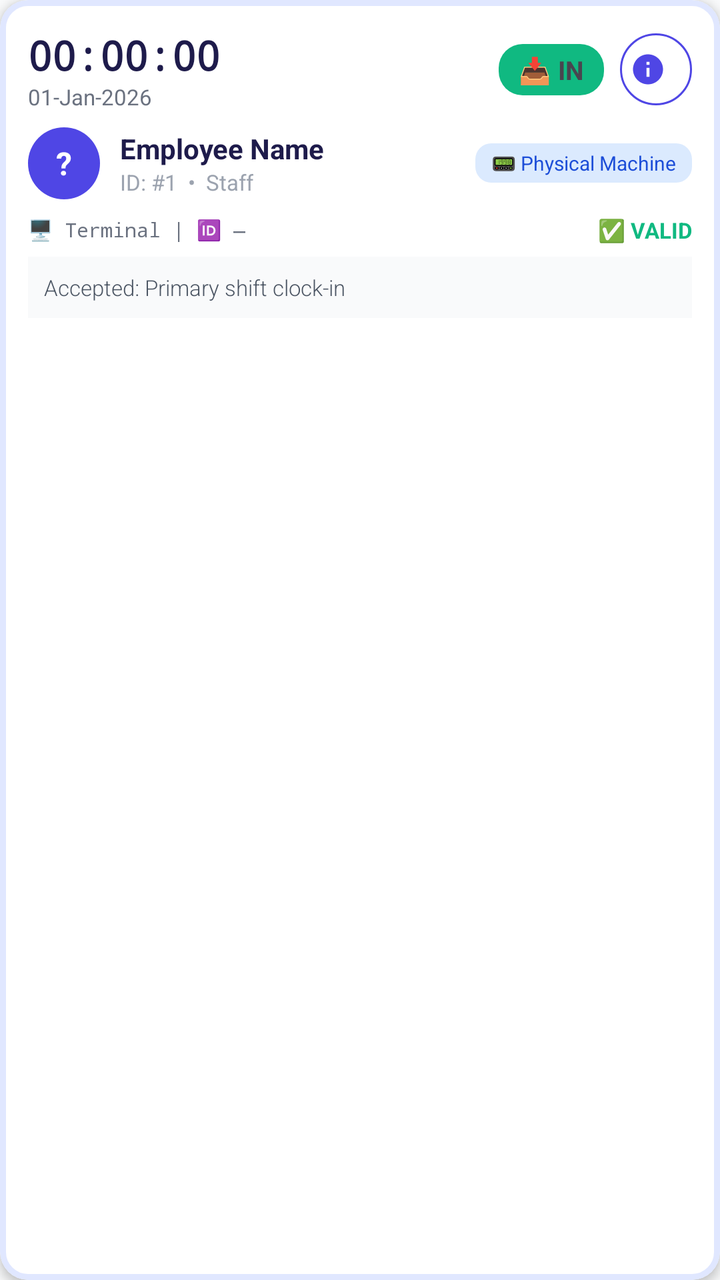
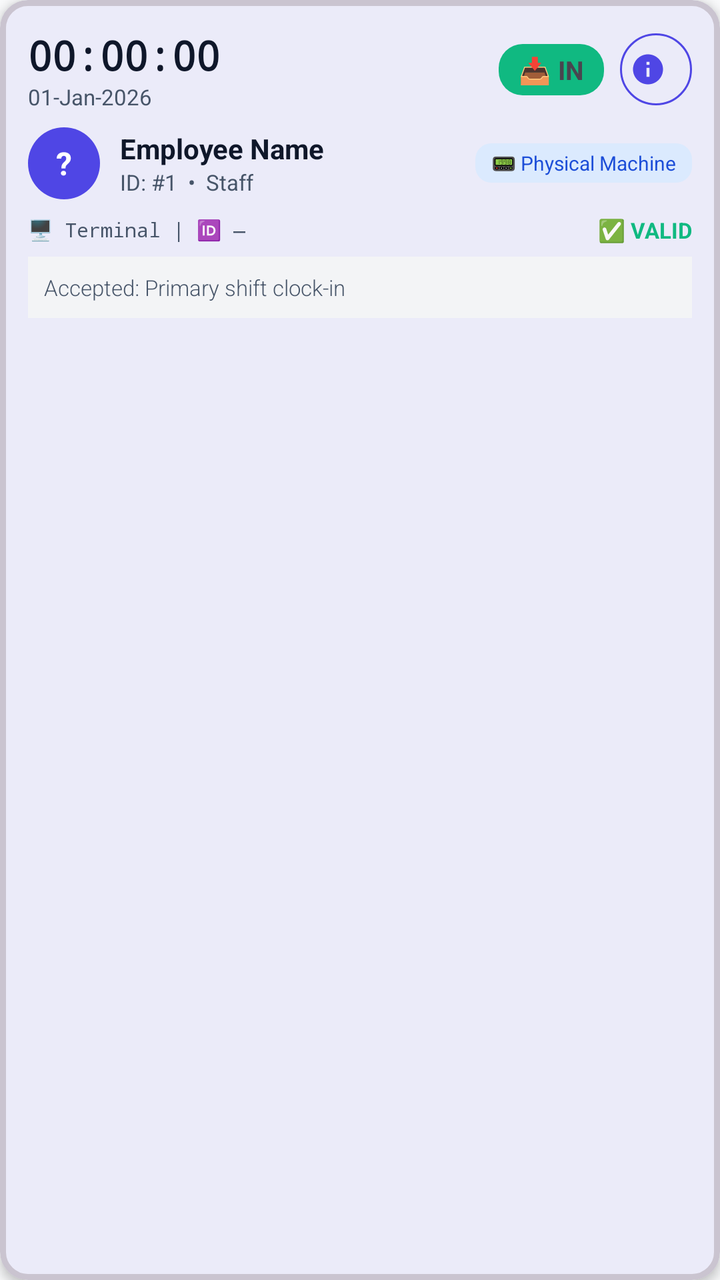

Compare the two renders of this Android layout. The source of the first and the diff that turns it into the second are given below.
<!-- AndroidManifest.xml: application theme Theme.Biometric -->
<!-- res/layout/item_raw_punch_card.xml -->
<?xml version="1.0" encoding="utf-8"?>
<com.google.android.material.card.MaterialCardView
    xmlns:android="http://schemas.android.com/apk/res/android"
    xmlns:app="http://schemas.android.com/apk/res-auto"
    android:id="@+id/cardPunchItem"
    android:layout_width="match_parent"
    android:layout_height="wrap_content"
    android:layout_marginBottom="8dp"
    android:clickable="true"
    android:focusable="true"
    app:cardCornerRadius="14dp"
    app:cardElevation="3dp"
    app:cardBackgroundColor="#FFFFFF"
    app:strokeWidth="3dp"
    app:strokeColor="#E0E7FF">

    <LinearLayout
        android:layout_width="match_parent"
        android:layout_height="wrap_content"
        android:orientation="vertical"
        android:padding="14dp">

        
        <LinearLayout
            android:layout_width="match_parent"
            android:layout_height="wrap_content"
            android:orientation="horizontal"
            android:gravity="center_vertical"
            android:layout_marginBottom="8dp">

            
            <LinearLayout
                android:layout_width="0dp"
                android:layout_height="wrap_content"
                android:layout_weight="1"
                android:orientation="vertical">

                <TextView
                    android:id="@+id/tvPunchTimestamp"
                    android:layout_width="wrap_content"
                    android:layout_height="wrap_content"
                    android:text="00:00:00"
                    android:textSize="20sp"
                    android:textStyle="bold"
                    android:fontFamily="monospace"
                    android:textColor="#1E1B4B" />

                <TextView
                    android:id="@+id/tvPunchDate"
                    android:layout_width="wrap_content"
                    android:layout_height="wrap_content"
                    android:text="01-Jan-2026"
                    android:textSize="11sp"
                    android:textColor="#6B7280" />
            </LinearLayout>

            
            <TextView
                android:id="@+id/tvPunchDirection"
                android:layout_width="wrap_content"
                android:layout_height="wrap_content"
                android:text="📥 IN"
                android:textSize="13sp"
                android:textStyle="bold"
                android:background="@drawable/badge_bg_green"
                android:paddingHorizontal="10dp"
                android:paddingVertical="4dp"
                android:layout_marginEnd="8dp" />

            
            <com.google.android.material.button.MaterialButton
                android:id="@+id/btnInspectPunch"
                style="@style/Widget.Material3.Button.OutlinedButton.Icon"
                android:layout_width="36dp"
                android:layout_height="36dp"
                android:minWidth="0dp"
                android:minHeight="0dp"
                android:insetTop="0dp"
                android:insetBottom="0dp"
                android:insetLeft="0dp"
                android:insetRight="0dp"
                android:contentDescription="Inspect punch"
                app:icon="@drawable/ic_info"
                app:iconSize="18dp"
                app:iconGravity="textStart"
                app:iconPadding="0dp"
                app:strokeColor="@color/colorPrimary" />
        </LinearLayout>

        
        <LinearLayout
            android:layout_width="match_parent"
            android:layout_height="wrap_content"
            android:orientation="horizontal"
            android:gravity="center_vertical"
            android:layout_marginBottom="8dp">

            
            <TextView
                android:id="@+id/tvPunchAvatar"
                android:layout_width="36dp"
                android:layout_height="36dp"
                android:text="?"
                android:textSize="16sp"
                android:textStyle="bold"
                android:textColor="#FFFFFF"
                android:gravity="center"
                android:background="@drawable/bg_circle_avatar"
                android:layout_marginEnd="10dp" />

            <LinearLayout
                android:layout_width="0dp"
                android:layout_height="wrap_content"
                android:layout_weight="1"
                android:orientation="vertical">

                <TextView
                    android:id="@+id/tvPunchEmpName"
                    android:layout_width="wrap_content"
                    android:layout_height="wrap_content"
                    android:text="Employee Name"
                    android:textSize="14sp"
                    android:textStyle="bold"
                    android:textColor="#1E1B4B"
                    android:maxLines="1"
                    android:ellipsize="end" />

                <TextView
                    android:id="@+id/tvPunchEmpMeta"
                    android:layout_width="wrap_content"
                    android:layout_height="wrap_content"
                    android:text="ID: #1  •  Staff"
                    android:textSize="11sp"
                    android:textColor="#9CA3AF" />
            </LinearLayout>

            
            <TextView
                android:id="@+id/tvPunchTier"
                android:layout_width="wrap_content"
                android:layout_height="wrap_content"
                android:text="📟 Physical Machine"
                android:textSize="10sp"
                android:textColor="#1D4ED8"
                android:background="@drawable/badge_bg_blue_light"
                android:paddingHorizontal="8dp"
                android:paddingVertical="3dp"
                android:maxLines="1" />
        </LinearLayout>

        
        <LinearLayout
            android:layout_width="match_parent"
            android:layout_height="wrap_content"
            android:orientation="horizontal"
            android:gravity="center_vertical"
            android:layout_marginBottom="6dp">

            <TextView
                android:id="@+id/tvPunchDeviceId"
                android:layout_width="0dp"
                android:layout_height="wrap_content"
                android:layout_weight="1"
                android:text="🖥 Terminal | 🆔 —"
                android:textSize="10sp"
                android:fontFamily="monospace"
                android:textColor="#6B7280"
                android:maxLines="1"
                android:ellipsize="end" />

            <TextView
                android:id="@+id/tvPunchResult"
                android:layout_width="wrap_content"
                android:layout_height="wrap_content"
                android:text="✅ VALID"
                android:textSize="11sp"
                android:textStyle="bold"
                android:textColor="@color/green" />
        </LinearLayout>

        
        <TextView
            android:id="@+id/tvPunchReason"
            android:layout_width="match_parent"
            android:layout_height="wrap_content"
            android:text="Accepted: Primary shift clock-in"
            android:textSize="11sp"
            android:textColor="#4B5563"
            android:background="#F9FAFB"
            android:padding="8dp"
            android:fontFamily="sans-serif-light"
            android:maxLines="2"
            android:ellipsize="end" />

    </LinearLayout>
</com.google.android.material.card.MaterialCardView>
<!-- resources referenced by this layout -->
<resources>
  <color name="colorPrimary">#4F46E5</color>
  <color name="green">#10B981</color>
  <!-- drawable badge_bg_blue_light (drawable) -->
  <?xml version="1.0" encoding="utf-8"?>
  <shape xmlns:android="http://schemas.android.com/apk/res/android"
      android:shape="rectangle">
      <solid android:color="#DBEAFE" />
      <corners android:radius="8dp" />
  </shape>
  <!-- drawable badge_bg_green (drawable) -->
  <?xml version="1.0" encoding="utf-8"?>
  <shape xmlns:android="http://schemas.android.com/apk/res/android">
      <solid android:color="@color/green" />
      <corners android:radius="12dp" />
  </shape>
  <!-- drawable bg_circle_avatar (drawable) -->
  <?xml version="1.0" encoding="utf-8"?>
  <shape xmlns:android="http://schemas.android.com/apk/res/android"
      android:shape="oval">
      <solid android:color="?attr/colorPrimary" />
  </shape>
  <!-- drawable ic_info (drawable) -->
  <?xml version="1.0" encoding="utf-8"?>
  <vector xmlns:android="http://schemas.android.com/apk/res/android"
      android:width="24dp"
      android:height="24dp"
      android:viewportWidth="24"
      android:viewportHeight="24">
      <path
          android:fillColor="#4F46E5"
          android:pathData="M12,2C6.48,2 2,6.48 2,12s4.48,10 10,10 10,-4.48 10,-10S17.52,2 12,2zM13,17h-2v-6h2v6zM13,9h-2V7h2v2z" />
  </vector>
  <color name="colorPrimaryDark">#4338CA</color>
  <color name="colorAccent">#F43F5E</color>
  <color name="window_background">#F9FAFB</color>
  <color name="text_primary">#0F172A</color>
  <color name="colorSurfaceVariant">#F3F4F6</color>
  <color name="text_secondary">#475569</color>
  <color name="red">#EF4444</color>
  <color name="outline">#79747E</color>
  <color name="outline_variant">#CAC4D0</color>
  <style name="Widget.App.Toolbar" parent="Widget.Material3.Toolbar.OnSurface">
          <item name="titleTextAppearance">@style/TextAppearance.App.ToolbarTitle</item>
      </style>
  <style name="Widget.App.CardView" parent="Widget.Material3.CardView.Elevated">
          <item name="cardCornerRadius">16dp</item>
          <item name="cardElevation">4dp</item>
      </style>
  <style name="TextAppearance.App.ToolbarTitle" parent="TextAppearance.Material3.TitleLarge">
          <item name="android:textStyle">bold</item>
      </style>
  <!-- unchanged entries left out for length: 1 -->
</resources>

<!-- the commit's change to res/layout/item_raw_punch_card.xml (unified diff, before → after) -->
@@ -10,9 +10,9 @@
     android:focusable="true"
     app:cardCornerRadius="14dp"
     app:cardElevation="3dp"
-    app:cardBackgroundColor="#FFFFFF"
+    app:cardBackgroundColor="?attr/colorSurface"
     app:strokeWidth="3dp"
-    app:strokeColor="#E0E7FF">
+    app:strokeColor="?attr/colorOutlineVariant">
 
     <LinearLayout
         android:layout_width="match_parent"
@@ -43,7 +43,7 @@
                     android:textSize="20sp"
                     android:textStyle="bold"
                     android:fontFamily="monospace"
-                    android:textColor="#1E1B4B" />
+                    android:textColor="?attr/colorOnSurface" />
 
                 <TextView
                     android:id="@+id/tvPunchDate"
@@ -51,7 +51,7 @@
                     android:layout_height="wrap_content"
                     android:text="01-Jan-2026"
                     android:textSize="11sp"
-                    android:textColor="#6B7280" />
+                    android:textColor="?attr/colorOnSurfaceVariant" />
             </LinearLayout>
 
             
@@ -121,7 +121,7 @@
                     android:text="Employee Name"
                     android:textSize="14sp"
                     android:textStyle="bold"
-                    android:textColor="#1E1B4B"
+                    android:textColor="?attr/colorOnSurface"
                     android:maxLines="1"
                     android:ellipsize="end" />
 
@@ -131,7 +131,7 @@
                     android:layout_height="wrap_content"
                     android:text="ID: #1  •  Staff"
                     android:textSize="11sp"
-                    android:textColor="#9CA3AF" />
+                    android:textColor="?attr/colorOnSurfaceVariant" />
             </LinearLayout>
 
             
@@ -164,7 +164,7 @@
                 android:text="🖥 Terminal | 🆔 —"
                 android:textSize="10sp"
                 android:fontFamily="monospace"
-                android:textColor="#6B7280"
+                android:textColor="?attr/colorOnSurfaceVariant"
                 android:maxLines="1"
                 android:ellipsize="end" />
 
@@ -185,8 +185,8 @@
             android:layout_height="wrap_content"
             android:text="Accepted: Primary shift clock-in"
             android:textSize="11sp"
-            android:textColor="#4B5563"
-            android:background="#F9FAFB"
+            android:textColor="?attr/colorOnSurfaceVariant"
+            android:background="?attr/colorSurfaceVariant"
             android:padding="8dp"
             android:fontFamily="sans-serif-light"
             android:maxLines="2"
